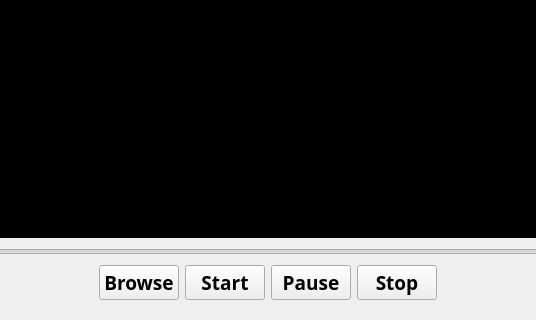
This is forms/pfwidget.ui in Boazrciasn/RDFramework as Qt 5 draws it before an edit; both pictures show x 90 to 626 and y 320 to 640 of the 883 by 640 pixel window. The edited form follows.
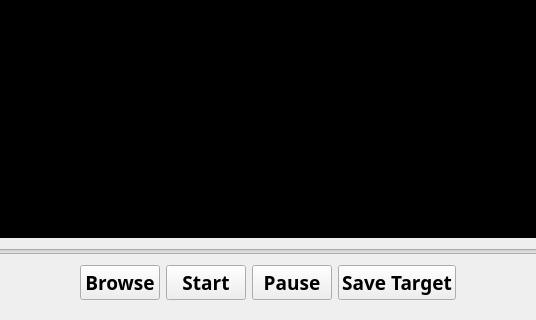
This is the edited form.

Commit message: Target Class for particle filter added. Selecting targets on video manually function added.

What changed in the file:
```diff
--- a/forms/pfwidget.ui
+++ b/forms/pfwidget.ui
@@ -105,7 +105,7 @@
            </font>
           </property>
           <property name="text">
-           <string>Stop</string>
+           <string>Save Target</string>
           </property>
          </widget>
         </item>
```
Left out of the diff: 46 changed lines with no effect on the pictures. The commit also changes 10 other files.
